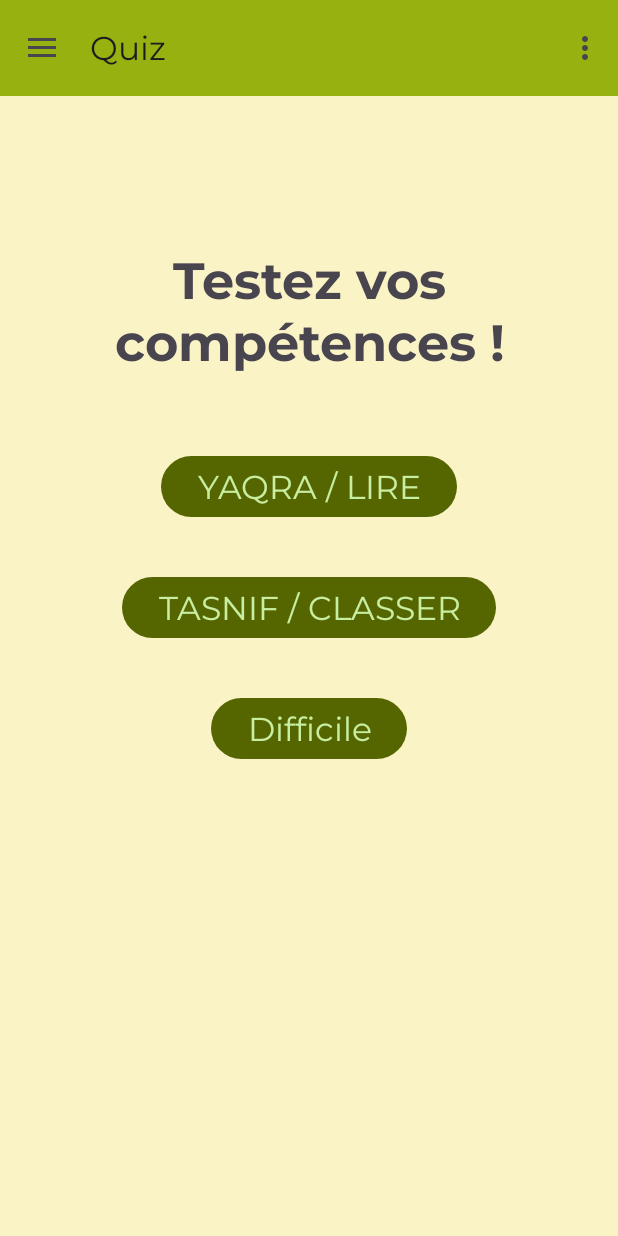
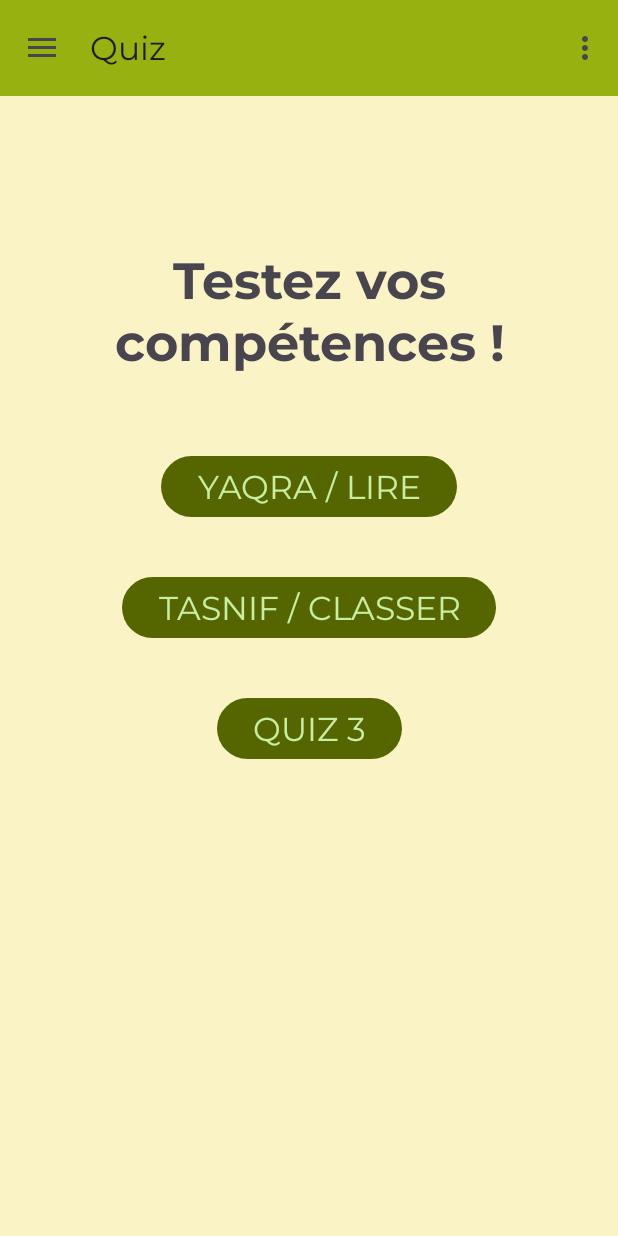
Before and after one commit to Deblak/AppDaadScol, an Android app: the screen it shows after launch (MainActivity), in the side drawer, after a tap on "Quiz", on a phone screen of 412 x 824 dp. Run offline under Robolectric (Android 15) with nearby library versions, the phone set to English and light mode, and no system bars; our stand-ins replace navigation-ui.

Commit message:
Mise en place du quiz Lire 04

```diff
--- /dev/null
+++ b/app/src/main/res/drawable/baseline_star_24.xml
@@ -0,0 +1,5 @@
+<vector android:height="40dp" android:tint="@color/md_theme_light_onBackground"
+    android:viewportHeight="24" android:viewportWidth="24"
+    android:width="40dp" xmlns:android="http://schemas.android.com/apk/res/android">
+    <path android:fillColor="@android:color/white" android:pathData="M12,17.27L18.18,21l-1.64,-7.03L22,9.24l-7.19,-0.61L12,2 9.19,8.63 2,9.24l5.46,4.73L5.82,21z"/>
+</vector>
--- a/app/src/main/res/layout/activity_lire_facile.xml
+++ b/app/src/main/res/layout/activity_lire_facile.xml
@@ -28,6 +28,11 @@
             android:minWidth="48dp"
             app:layout_constraintStart_toStartOf="parent"
             app:srcCompat="@drawable/baseline_keyboard_backspace_24" />
+        <ImageView
+            android:layout_width="wrap_content"
+            android:layout_height="wrap_content"
+            android:layout_gravity="center"
+            app:srcCompat="@drawable/baseline_star_24" />
     </LinearLayout>
 
 
--- a/app/src/main/res/layout/fragment_quiz.xml
+++ b/app/src/main/res/layout/fragment_quiz.xml
@@ -50,7 +50,8 @@
         android:layout_width="wrap_content"
         android:layout_height="wrap_content"
         android:layout_marginTop="32dp"
-        android:text="Difficile"
+        android:text="Quiz 3"
+        android:textAllCaps="true"
         android:textAppearance="@style/TextAppearance.AppCompat.Large"
         app:layout_constraintEnd_toEndOf="parent"
         app:layout_constraintStart_toStartOf="parent"
```
